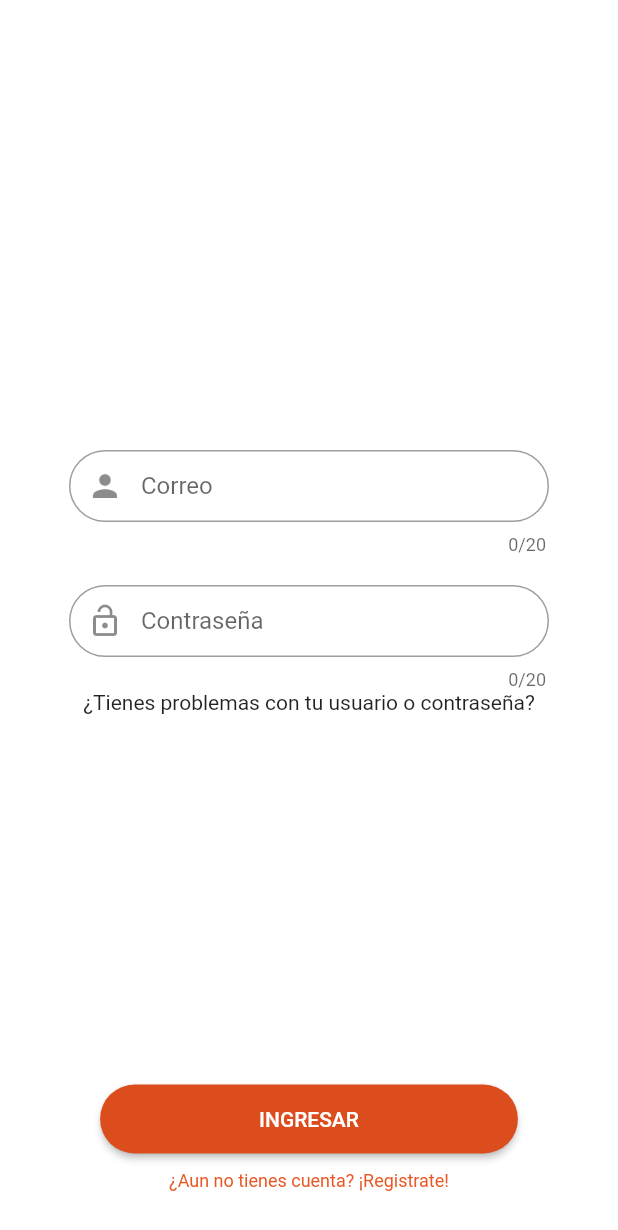
After one commit to Amtrex/Bustop, a Flutter app: the screen it shows after launch, scrolled down 576 dp, after a tap on "¿Tienes problemas con tu usuario o contr", after a tap on "INGRESAR", on a phone screen of 412 x 824 dp. The commit adds this screen. Shown: the top 1230 px of the screen. Run offline on Flutter 3.47's test engine with Material 2 defaults, Android fonts, the phone set to English and light mode, and no system bars.

Commit message:
LoginPage creado

```diff
--- a/lib/main.dart
+++ b/lib/main.dart
@@ -13,7 +13,7 @@ class MyApp extends StatelessWidget {
       initialRoute: '/',
       routes: {
         '/'   : (BuildContext context)=>ScrollPage(),
-        'home'         : (BuildContext context)=>HomePage(),
+        'home': (BuildContext context)=>HomePage(),
 
       },
     );
--- a/lib/src/pages/home_page.dart
+++ b/lib/src/pages/home_page.dart
@@ -1,5 +1,6 @@
 import 'dart:math';
 
+import 'package:bustop/src/pages/login_page.dart';
 import 'package:flutter/material.dart';
 
 class HomePage extends StatelessWidget {
--- /dev/null
+++ b/lib/src/pages/login_page.dart
@@ -0,0 +1,95 @@
+
+import 'package:bustop/src/pages/scroll_page.dart';
+import 'package:flutter/material.dart';
+class LoginPage extends StatefulWidget {
+  @override
+  _LoginPageState createState() => _LoginPageState();
+}
+
+class _LoginPageState extends State<LoginPage> {
+  @override
+  Widget build(BuildContext context) {
+    return Center(
+    child:  loginPage(context)
+    );
+  }
+
+  Widget loginPage(context){
+    return Container(
+      width : double.infinity,
+      height: double.infinity,
+      color: Color.fromRGBO(255, 255, 255, 1),
+      child: Center(
+        child: Column(
+          mainAxisAlignment: MainAxisAlignment.center,
+          children:[
+             SizedBox(
+              height: 300.0,
+            ),
+            Container(
+               width: 320.0,
+              child:
+              TextFormField(
+                    maxLength: 20,
+                    decoration: InputDecoration(
+                      prefixIcon: Icon(Icons.person),
+                      border: OutlineInputBorder(borderRadius:BorderRadius.circular(30)),
+                        hintText: ('Correo'),
+                      contentPadding: new EdgeInsets.symmetric(vertical: 10.0, horizontal: 2.0),
+
+                    ),
+                    validator: (input) => !input.contains('@') ? 'Not a valid Email' : null,
+                  ),
+            ),
+              SizedBox(
+              height: 20.0,
+            ),
+            Container(
+              width: 320.0,
+              child: TextFormField(
+                      maxLength: 20,
+                      decoration: InputDecoration(
+                        prefixIcon: Icon(Icons.lock_open),
+                        border: OutlineInputBorder(borderRadius:BorderRadius.circular(30) ),
+                          hintText: ('Contraseña'),
+                          contentPadding: new EdgeInsets.symmetric(vertical: 10.0, horizontal: 2.0),
+                      ),
+                      validator: (input) => !input.contains('@') ? 'Not a valid Email' : null,
+                      obscureText: true,
+                    ),
+            ),
+               Container(
+              child: GestureDetector(
+                child: Text("¿Tienes problemas con tu usuario o contraseña?"),
+                onTap:(){Navigator.pushNamed(context, '/');}
+              )
+            ),
+           Expanded( child: Container(), ),
+            RaisedButton(
+              shape: StadiumBorder(),
+              color: Color(0xffdc4d1e),
+              child: Padding(
+                child:Text('INGRESAR', style: TextStyle( color: Colors.white),),
+                padding: EdgeInsets.symmetric(horizontal:90.0,vertical:15.0),
+              ),
+              onPressed: (){},
+            ),
+              SizedBox(
+              height: 10.0,
+            ),
+             Container(
+              child: GestureDetector(
+                child: Text("¿Aun no tienes cuenta? ¡Registrate!" , style: TextStyle(color: Color(0xffea5724), fontSize: 12.0, )),
+                onTap:(){Navigator.pushNamed(context, 'home');}
+              )
+            ),
+            SizedBox(
+              height: 30.0,
+            ),
+          ],
+        ),
+      ),
+    );
+
+}
+}
```
Also changed, not shown: lib/src/pages/scroll_page.dart (+3 -124 lines).
